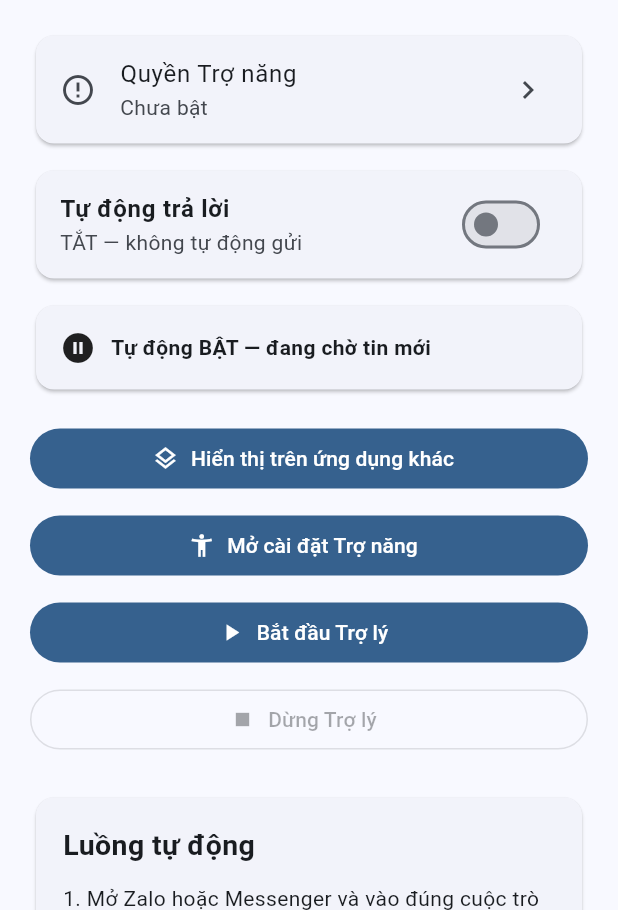
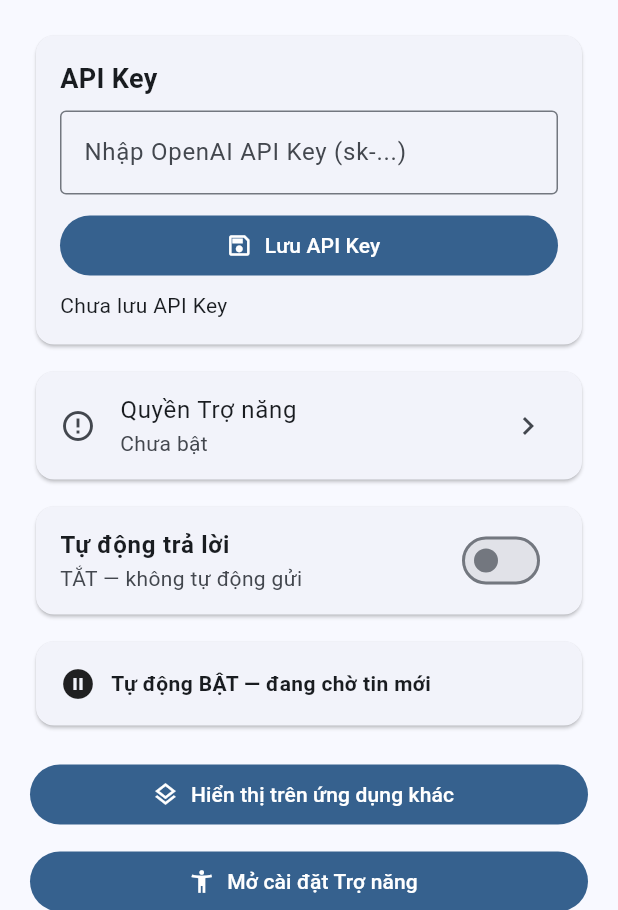
Before and after one commit to hoangnt391/AiChatbot, a Flutter app: the screen it shows after launch, after a tap on "Tự động trả lời", on a phone screen of 412 x 824 dp, the part 326-1236 px from its top. Run offline on Flutter 3.47's test engine with Material 3 defaults, Android fonts, the phone set to English and light mode, and no system bars; our stand-ins replace shared_preferences.

Commit message:
Add saved API key input to app settings

```diff
--- a/lib/main.dart
+++ b/lib/main.dart
@@ -1,6 +1,7 @@
 import 'dart:async';
 import 'package:flutter/material.dart';
 import 'package:flutter/services.dart';
+import 'package:shared_preferences/shared_preferences.dart';
 import 'config.dart';
 import 'openai_client.dart';
 
@@ -37,11 +38,14 @@ class _HomePageState extends State<HomePage> {
   bool _running = false;
   String _status = 'Chưa khởi động';
   Timer? _statusTimer;
+  final TextEditingController _apiKeyController = TextEditingController();
+  String _apiKey = '';
 
   @override
   void initState() {
     super.initState();
     _channel.setMethodCallHandler(_handleNativeCall);
+    _loadApiKey();
     _refreshState();
     _statusTimer = Timer.periodic(
       const Duration(seconds: 1),
@@ -52,6 +56,7 @@ class _HomePageState extends State<HomePage> {
   @override
   void dispose() {
     _statusTimer?.cancel();
+    _apiKeyController.dispose();
     super.dispose();
   }
 
@@ -71,6 +76,7 @@ class _HomePageState extends State<HomePage> {
         final history = <Map<String, String>>[];
         final reply = await OpenAIClient().getReply(
           message: message.trim(),
+          apiKey: _apiKey,
           history: history,
         );
         return reply;
@@ -84,6 +90,29 @@ class _HomePageState extends State<HomePage> {
       }
     }
     return null;
+  }
+
+  Future<void> _loadApiKey() async {
+    try {
+      final saved = await _channel.invokeMethod<String>('getApiKey') ?? '';
+      if (!mounted) return;
+      setState(() {
+        _apiKey = saved;
+        _apiKeyController.text = saved;
+      });
+    } catch (_) {}
+  }
+
+  Future<void> _saveApiKey() async {
+    final key = _apiKeyController.text.trim();
+    if (key.isEmpty) {
+      ScaffoldMessenger.of(context).showSnackBar(const SnackBar(content: Text('API Key không được để trống')));
+      return;
+    }
+    await _channel.invokeMethod('setApiKey', {'apiKey': key});
+    if (!mounted) return;
+    setState(() => _apiKey = key);
+    ScaffoldMessenger.of(context).showSnackBar(const SnackBar(content: Text('Đã lưu API Key')));
   }
 
   Future<void> _refreshState() async {
@@ -133,10 +162,10 @@ class _HomePageState extends State<HomePage> {
   }
 
   Future<void> _startAssistant() async {
-    if (API_KEY.trim().isEmpty) {
+    if (_apiKey.trim().isEmpty) {
       ScaffoldMessenger.of(context).showSnackBar(
         const SnackBar(
-          content: Text('Chưa cấu hình API_KEY trong lib/config.dart'),
+          content: Text('Chưa nhập API Key. Hãy nhập và bấm Lưu trước.'),
         ),
       );
       return;
@@ -160,7 +189,7 @@ class _HomePageState extends State<HomePage> {
     }
 
     try {
-      await _channel.invokeMethod('setApiKey', {'apiKey': API_KEY});
+      await _channel.invokeMethod('setApiKey', {'apiKey': _apiKey});
       await _channel.invokeMethod('startAssistant');
 
       if (!mounted) return;
@@ -213,6 +242,43 @@ class _HomePageState extends State<HomePage> {
             style: const TextStyle(fontSize: 12),
           ),
           const SizedBox(height: 20),
+
+          Card(
+            child: Padding(
+              padding: const EdgeInsets.all(16),
+              child: Column(
+                crossAxisAlignment: CrossAxisAlignment.start,
+                children: [
+                  const Text('API Key', style: TextStyle(fontSize: 18, fontWeight: FontWeight.bold)),
+                  const SizedBox(height: 8),
+                  TextField(
+                    controller: _apiKeyController,
+                    obscureText: false,
+                    autocorrect: false,
+                    enableSuggestions: false,
+                    decoration: const InputDecoration(
+                      hintText: 'Nhập OpenAI API Key (sk-...)',
+                      border: OutlineInputBorder(),
+                    ),
+                    onChanged: (value) => _apiKey = value,
+                  ),
+                  const SizedBox(height: 10),
+                  SizedBox(
+                    width: double.infinity,
+                    child: FilledButton.icon(
+                      onPressed: _saveApiKey,
+                      icon: const Icon(Icons.save_outlined),
+                      label: const Text('Lưu API Key'),
+                    ),
+                  ),
+                  const SizedBox(height: 6),
+                  Text(_apiKey.trim().isEmpty ? 'Chưa lưu API Key' : 'Đã có API Key được lưu trên máy'),
+                ],
+              ),
+            ),
+          ),
+
+          const SizedBox(height: 10),
 
           Card(
             child: ListTile(
```
